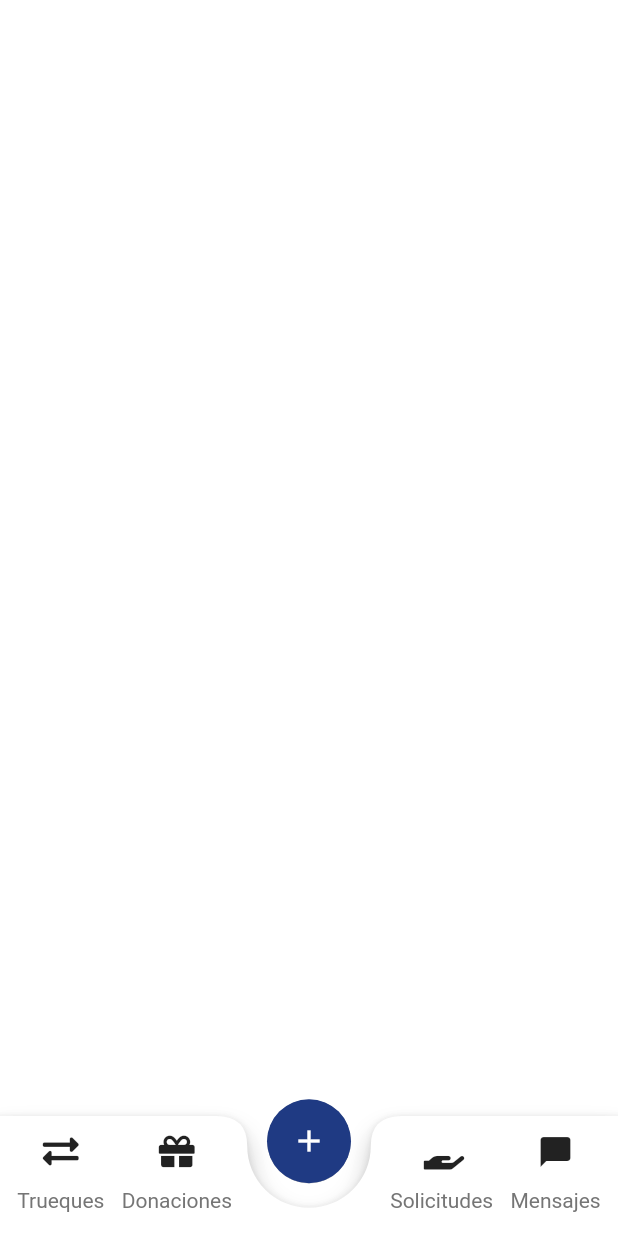
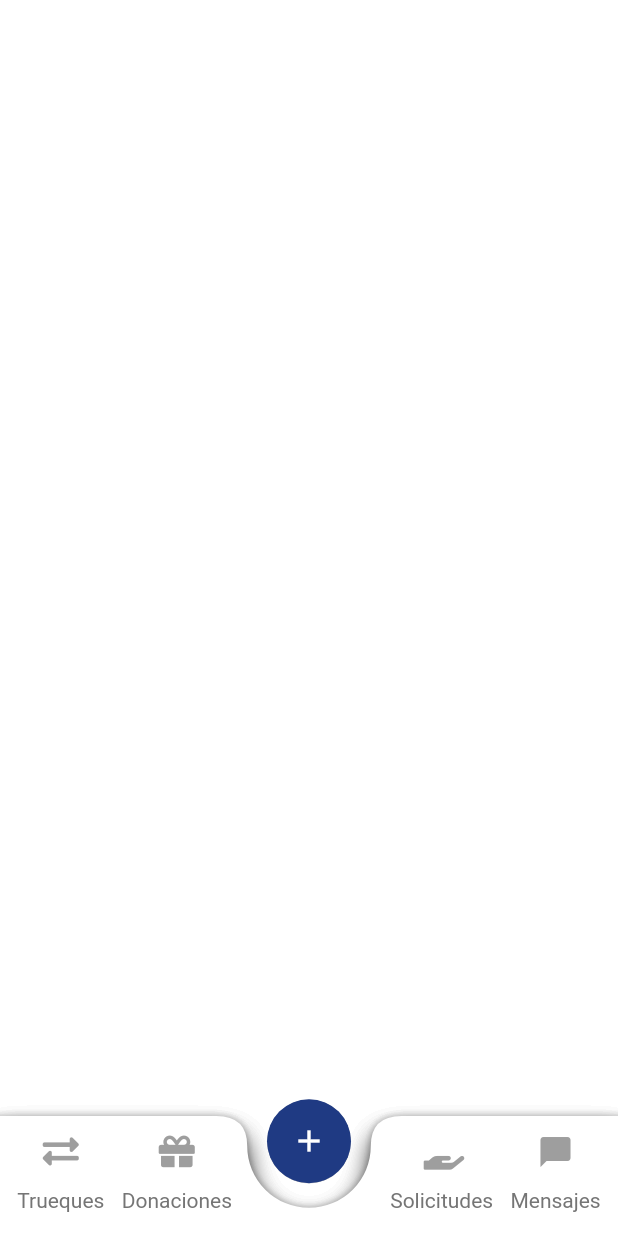
Before and after one commit to ValentinaSalazarM/PMC-2021, a Flutter app: the screen it shows after launch, after a tap on the "chat bubble" icon, on a phone screen of 412 x 824 dp. Run offline on Flutter 3.47's test engine with Material 2 defaults, Android fonts, the phone set to English and light mode, and no system bars; Roboto replaces fonts that are missing (Muli).

Commit message:
fix navbar and home

```diff
--- a/noboto_app/lib/src/views/ui/home.dart
+++ b/noboto_app/lib/src/views/ui/home.dart
@@ -9,6 +9,10 @@ class Home extends StatefulWidget {
 class _HomeState extends State<Home> {
   @override
   Widget build(BuildContext context) {
-    return Scaffold(backgroundColor: Colors.white10, body: BottomNavigation());
+    return Scaffold(
+      backgroundColor: Colors.white,
+      // body: cada uno ponga aquí lo que está desarrollando mientras
+      bottomNavigationBar: BottomNavigation(),
+    );
   }
 }
--- a/noboto_app/lib/src/views/utils/navigation.dart
+++ b/noboto_app/lib/src/views/utils/navigation.dart
@@ -39,14 +39,15 @@ class BottomNavigation extends StatelessWidget {
                       children: [
                         Column(children: [
                           IconButton(
-                            icon: Icon(AppIcons.exchange_alt),
+                            icon:
+                                Icon(AppIcons.exchange_alt, color: Colors.grey),
                             onPressed: () {},
                           ),
                           Text('Trueques')
                         ]),
                         Column(children: [
                           IconButton(
-                            icon: Icon(AppIcons.gift),
+                            icon: Icon(AppIcons.gift, color: Colors.grey),
                             onPressed: () {},
                           ),
                           Text('Donaciones')
@@ -56,14 +57,16 @@ class BottomNavigation extends StatelessWidget {
                         ),
                         Column(children: [
                           IconButton(
-                            icon: Icon(AppIcons.hand_holding),
+                            icon:
+                                Icon(AppIcons.hand_holding, color: Colors.grey),
                             onPressed: () {},
                           ),
                           Text('Solicitudes')
                         ]),
                         Column(children: [
                           IconButton(
-                            icon: Icon(Icons.messenger_rounded),
+                            icon: Icon(Icons.messenger_rounded,
+                                color: Colors.grey),
                             onPressed: () {},
                           ),
                           Text('Mensajes')
@@ -96,6 +99,9 @@ class BNBCustomPainter extends CustomPainter {
     path.lineTo(0, size.height);
     path.close();
     canvas.drawShadow(path, Colors.black, 5, true);
+    canvas.drawShadow(path, Colors.black, 5, true);
+    canvas.drawShadow(path, Colors.black, 5, true);
+    canvas.drawShadow(path, Colors.black, 5, true);
 
     canvas.drawPath(path, paint);
   }
```
